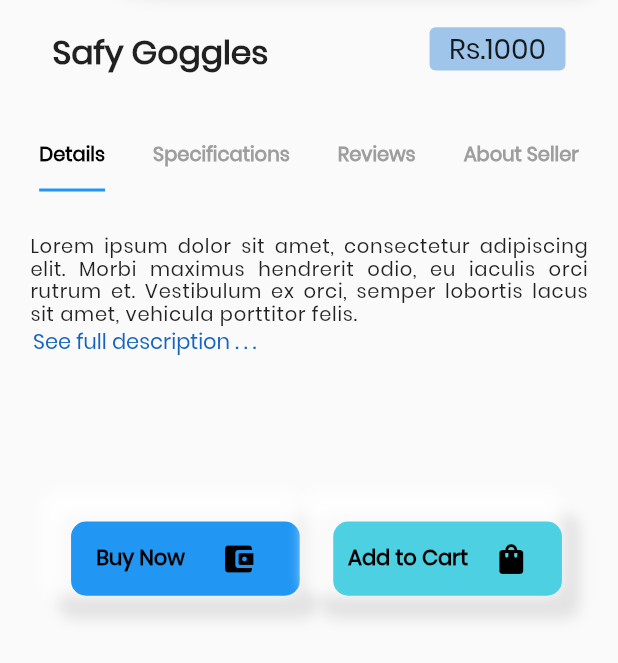
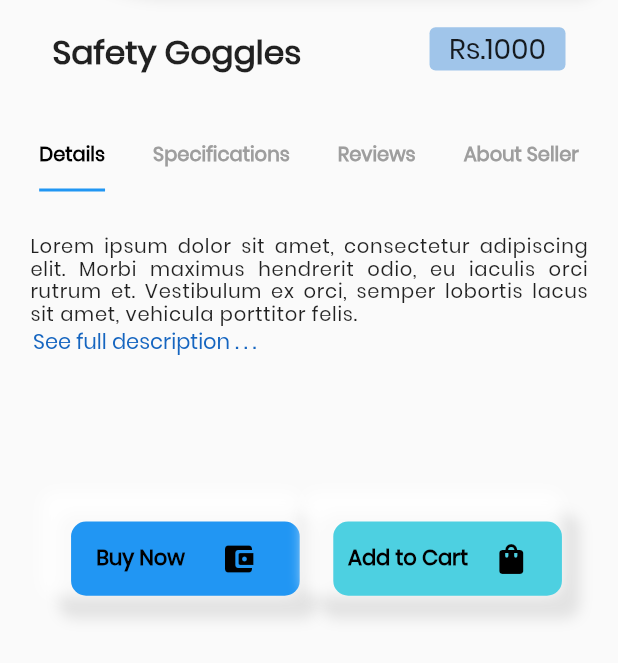
Before and after one commit to ProSiteGroup2/ProSite, a Flutter app: the ItemDetails screen opened directly, on a phone screen of 412 x 824 dp, the part 573-1236 px from its top. Run offline on Flutter 3.47's test engine with Material 2 defaults, Android fonts, the phone set to English and light mode, and no system bars; missing offline and left inert: dart:ffi.

Commit message:
edit safety

```diff
--- a/lib/src/ui/item_details.dart
+++ b/lib/src/ui/item_details.dart
@@ -78,7 +78,7 @@ class _ItemDetailsState extends State<ItemDetails> with TickerProviderStateMixin
                 child: Row(
                   mainAxisAlignment: MainAxisAlignment.spaceBetween,
                   children: [
-                    Text("Safy Goggles",style: TextStyle(fontFamily: "poppins",fontSize: 22,fontWeight: FontWeight.w700,height: 2)),
+                    Text("Safety Goggles",style: TextStyle(fontFamily: "poppins",fontSize: 22,fontWeight: FontWeight.w700,height: 2)),
                     Container(
                       //price
                       width: kPropWidth(context, 0.22) ,
```
